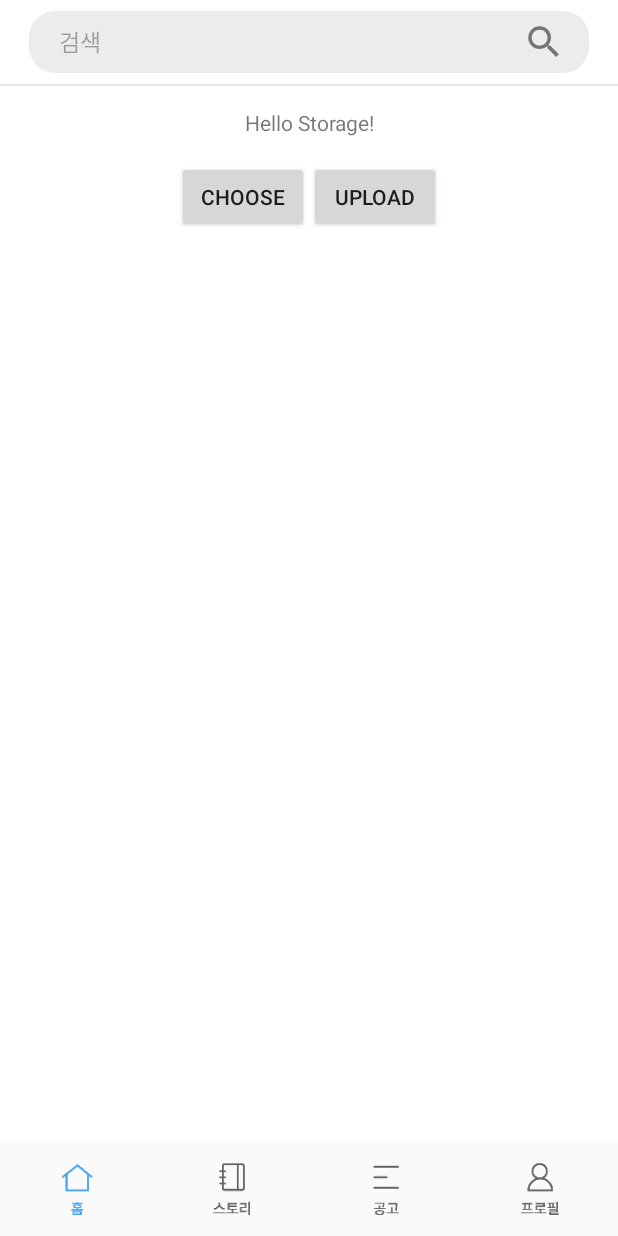
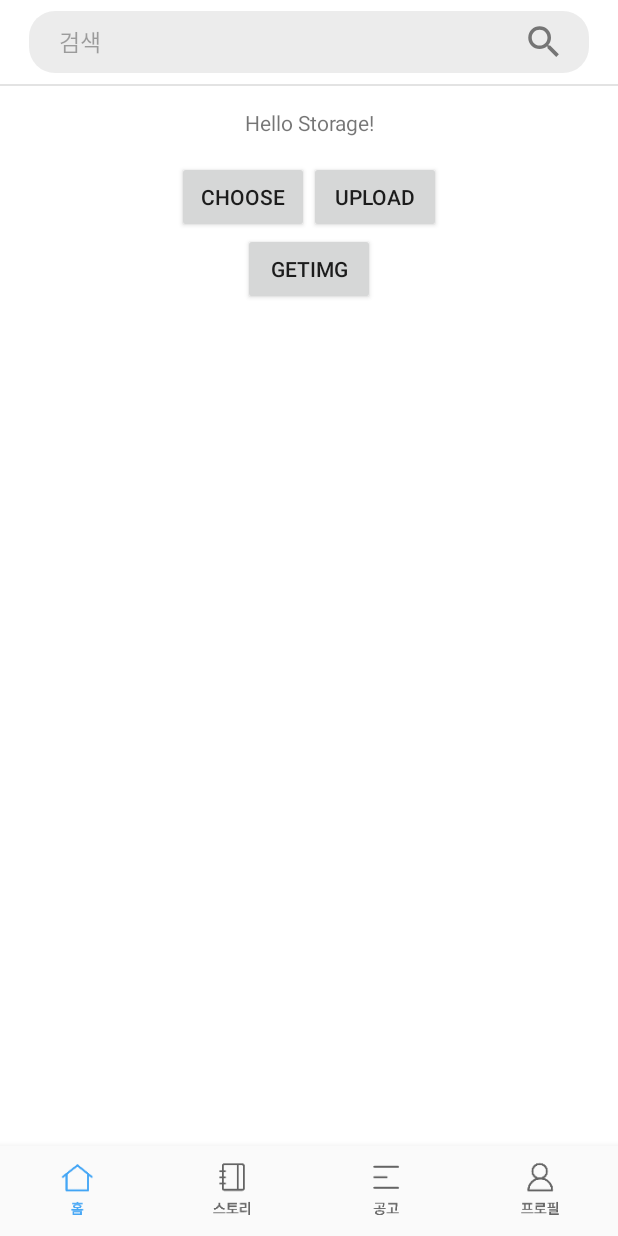
Before and after one commit to yys7517/Instudy, an Android app: the fragment BottomNavigationFrag2 placed in its activity, on a phone screen of 412 x 824 dp. Run offline under Robolectric (Android 15) with nearby library versions, the phone set to English and light mode, and no system bars; our stand-ins replace Firebase (no records; nobody signed in at launch, a user with empty details on screens opened directly); libraries missing offline, so code that uses them is left out: com.firebase.ui, com.prolificinteractive.materialcalendarview; pictures from the network do not load; 1 statement that could not run was skipped.

Commit message:
[추가] 이미지 가져오기

```diff
--- a/app/build.gradle
+++ b/app/build.gradle
@@ -41,7 +41,7 @@ dependencies {
     implementation "com.kakao.sdk:v2-story:2.3.0"                           // 카카오스토리
     implementation "com.kakao.sdk:v2-link:2.3.0"                            // 메시지(카카오링크)
     implementation "com.kakao.sdk:v2-navi:2.3.0"                            // 카카오내비
-    implementation 'com.github.bumptech.glide:glide:4.11.0'
+    implementation 'com.github.bumptech.glide:glide:4.11.0'                 // 이미지 글라이드
     implementation 'com.google.android.material:material:1.2.1'
 
     implementation 'de.hdodenhof:circleimageview:2.2.0'                     // CircleImageView 원형 이미지 위젯 추가
--- a/app/src/main/java/com/example/gonggong/ui/story/BottomNavigationFrag2.java
+++ b/app/src/main/java/com/example/gonggong/ui/story/BottomNavigationFrag2.java
@@ -16,6 +16,8 @@ import android.widget.Toast;
 
 import androidx.annotation.NonNull;
 import androidx.fragment.app.Fragment;
+
+import com.bumptech.glide.Glide;
 import com.example.gonggong.R;
 import com.google.android.gms.tasks.OnFailureListener;
 import com.google.android.gms.tasks.OnSuccessListener;
@@ -29,6 +31,7 @@ import java.text.SimpleDateFormat;
 import java.util.Date;
 
 import static android.app.Activity.RESULT_OK;
+import static com.firebase.ui.auth.AuthUI.getApplicationContext;
 
 public class BottomNavigationFrag2 extends Fragment {
 
@@ -36,7 +39,9 @@ public class BottomNavigationFrag2 extends Fragment {
 
     private Button btChoose;
     private Button btUpload;
-    private ImageView ivPreview;
+
+    private Button getImg;
+    private ImageView ivPreview, getfirebaseimg;
 
     private Uri filePath;
     @Override
@@ -46,6 +51,9 @@ public class BottomNavigationFrag2 extends Fragment {
         btChoose = (Button) rootView.findViewById(R.id.bt_choose);
         btUpload = (Button) rootView.findViewById(R.id.bt_upload);
         ivPreview = (ImageView) rootView.findViewById(R.id.iv_preview);
+
+        getImg = (Button) rootView.findViewById(R.id.bt_getimg);
+        getfirebaseimg = (ImageView) rootView.findViewById(R.id.getfirebaseimg);
 
         //버튼 클릭 이벤트
         btChoose.setOnClickListener(new View.OnClickListener() {
@@ -64,6 +72,13 @@ public class BottomNavigationFrag2 extends Fragment {
             public void onClick(View view) {
                 //업로드
                 uploadFile();
+            }
+        });
+
+        getImg.setOnClickListener(new View.OnClickListener() {
+            @Override
+            public void onClick(View v) {
+                getImg();
             }
         });
         return rootView;
@@ -137,4 +152,24 @@ public class BottomNavigationFrag2 extends Fragment {
         }
     }
 
+
+    private void getImg() {
+        FirebaseStorage storage = FirebaseStorage.getInstance("gs://gonggong-60888.appspot.com");
+        StorageReference storageRef = storage.getReference();
+        storageRef.child("images/20210523_4740.png").getDownloadUrl().addOnSuccessListener(new OnSuccessListener<Uri>() {
+            @Override
+            public void onSuccess(Uri uri) {
+                //이미지 로드 성공시
+
+                Glide.with(getActivity()).load(uri).into(getfirebaseimg);
+
+            }
+        }).addOnFailureListener(new OnFailureListener() {
+            @Override
+            public void onFailure(@NonNull Exception exception) {
+                //이미지 로드 실패시
+                Toast.makeText(getActivity(), "실패", Toast.LENGTH_SHORT).show();
+            }
+        });
+    }
 }
--- a/app/src/main/res/layout/fragment_bottomnavigationfrag2.xml
+++ b/app/src/main/res/layout/fragment_bottomnavigationfrag2.xml
@@ -104,6 +104,23 @@
                 android:id="@+id/iv_preview"
                 android:layout_width="match_parent"
                 android:layout_height="wrap_content" />
+            <LinearLayout
+                android:gravity="center_horizontal"
+                android:layout_width="match_parent"
+                android:layout_height="wrap_content">
+
+                <Button
+                    android:id="@+id/bt_getimg"
+                    android:text="getImg"
+                    android:layout_width="wrap_content"
+                    android:layout_height="wrap_content" />
+
+            </LinearLayout>
+            <!-- 가져온 이미지 출력-->
+            <ImageView
+                android:id="@+id/getfirebaseimg"
+                android:layout_width="match_parent"
+                android:layout_height="wrap_content" />
         </LinearLayout>
     </androidx.constraintlayout.widget.ConstraintLayout>
 
```
